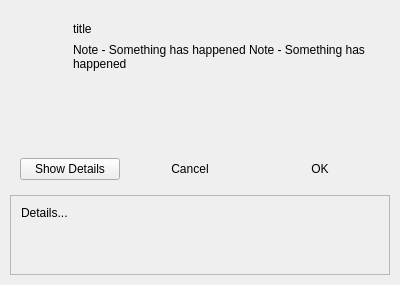
Qt form BlockSettleUILib/BSMessageBox.ui (BlockSettle/terminal) before a commit.
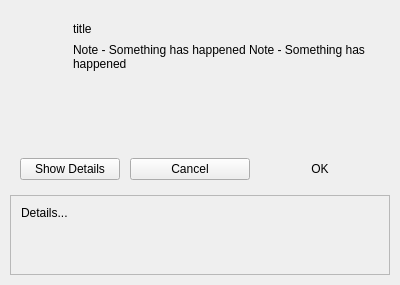
The same form after that commit. Icons and pictures are not drawn.

Commit message: BST-1514 - Terminal Ui - fixed BSMessageBox so that it can handle large amount of text and still size and center correctly - added MessageBoxAuthNotice which replaces AuthNotice class which should be removed from the solution

Patch:
```diff
--- a/BlockSettleUILib/BSMessageBox.ui
+++ b/BlockSettleUILib/BSMessageBox.ui
@@ -22,6 +22,12 @@
     <height>285</height>
    </size>
   </property>
+  <property name="maximumSize">
+   <size>
+    <width>400</width>
+    <height>16777215</height>
+   </size>
+  </property>
   <property name="windowTitle">
    <string>Info</string>
   </property>
@@ -228,7 +234,7 @@
          <string>Cancel</string>
         </property>
         <property name="flat">
-         <bool>true</bool>
+         <bool>false</bool>
         </property>
        </widget>
       </item>
```
Left out of the diff: 2 changed lines with no effect on the pictures. The commit also changes 5 other files.
